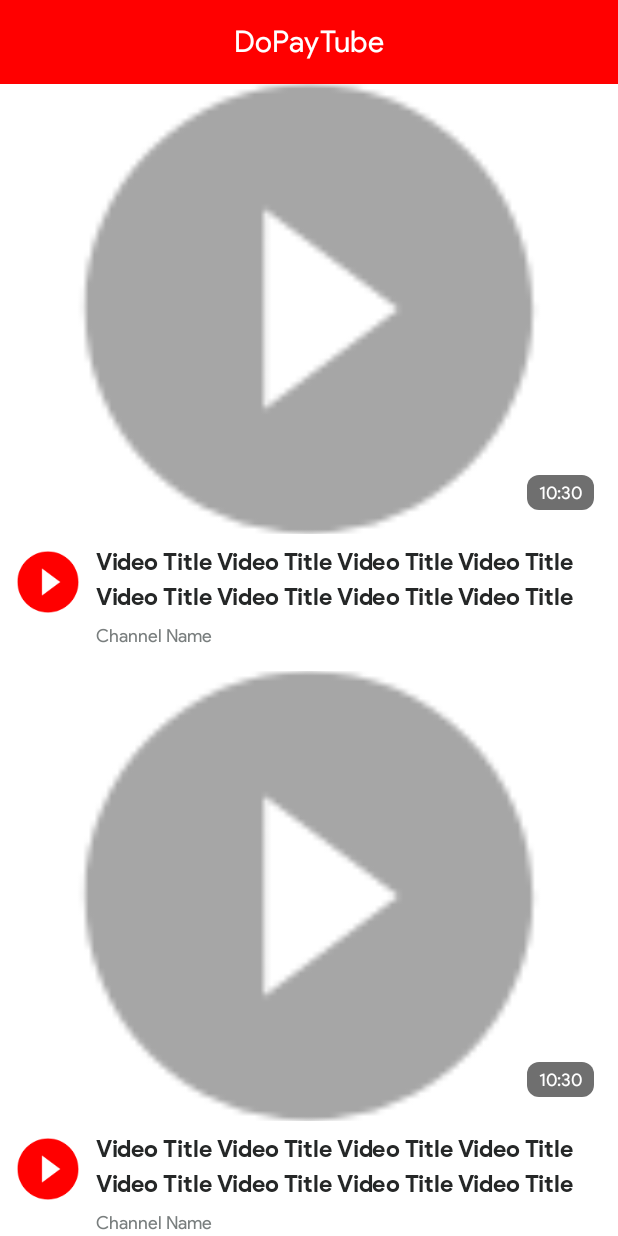
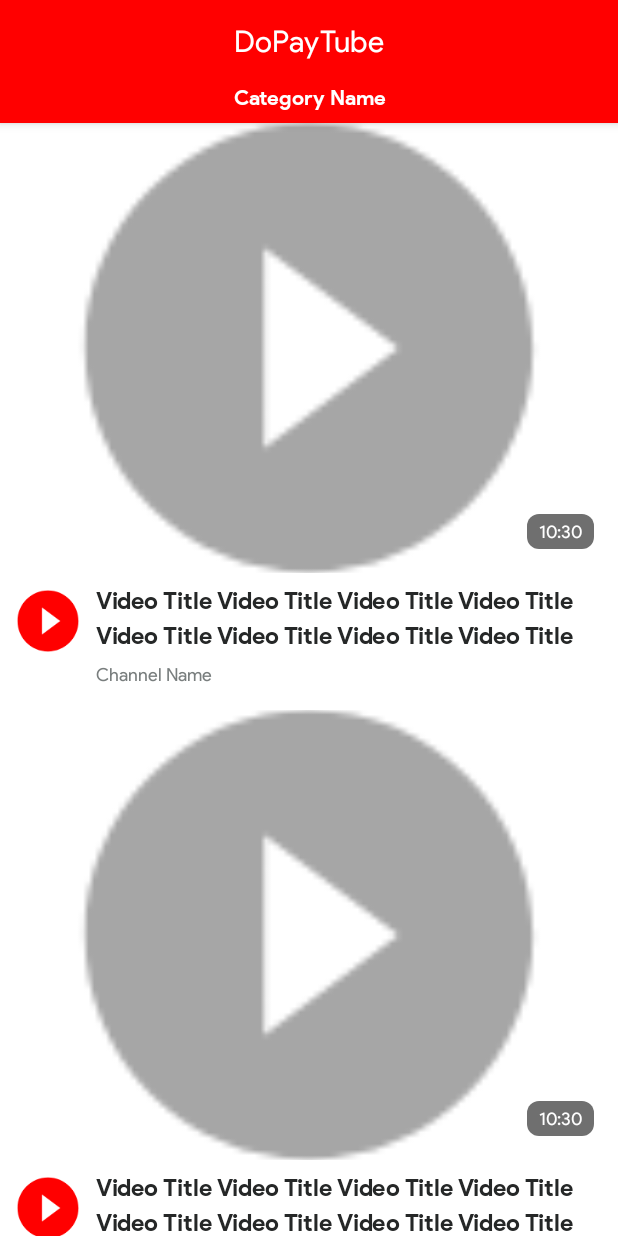
Before and after one commit to RahulSDeshpande/do-play-tube-android, an Android app: the layout fragment_videos.xml on its own in the app's theme, with its tools: preview values and no code run, on a phone screen of 412 x 824 dp. Run offline under Robolectric (Android 15) with nearby library versions, the phone set to English and light mode, and no system bars.

Commit message:
Show tick to the selected category filter & show selected on videos screen

```diff
--- a/app/src/main/java/com/rahulografy/yapodyt/ui/main/activity/MainActivityViewModel.kt
+++ b/app/src/main/java/com/rahulografy/yapodyt/ui/main/activity/MainActivityViewModel.kt
@@ -23,10 +23,8 @@ class MainActivityViewModel
 
     var selectedVideoItem: VideoItem? = null
 
-    fun getVideoCategories(
-        force: Boolean = false,
-        showLoader: Boolean = true
-    ) {
+    fun getVideoCategories(force: Boolean = false) {
+
         if (force || videoCategoryItems.value.isNullOrEmpty()) {
 
             viewModelScope.launch {
@@ -37,6 +35,7 @@ class MainActivityViewModel
                     videoCategoryItems.postValue(
                         if (response.body() != null && items.isNullOrEmpty().not()) {
                             videoCategoryItem = items?.first()
+                            items?.first()?.isChecked = true
                             items
                         } else listOf()
                     )
--- a/app/src/main/java/com/rahulografy/yapodyt/ui/main/videos/fragment/VideosFragment.kt
+++ b/app/src/main/java/com/rahulografy/yapodyt/ui/main/videos/fragment/VideosFragment.kt
@@ -77,6 +77,8 @@ class VideosFragment :
                 lifecycleOwner = this,
                 observer = { videoCategoryItems ->
                     if (videoCategoryItems.isNotNullOrEmpty()) {
+                        vdb.textViewVideosCategory.text =
+                            mainActivityViewModel.videoCategoryItem?.snippet?.title
                         vm.getVideos(
                             force = true,
                             videoCategoryId = getVideoCategoryId()
--- a/app/src/main/res/layout/fragment_videos.xml
+++ b/app/src/main/res/layout/fragment_videos.xml
@@ -49,12 +49,29 @@
                 android:layout_width="match_parent"
                 android:layout_height="match_parent">
 
+                <androidx.appcompat.widget.AppCompatTextView
+                    android:id="@+id/text_view_videos_category"
+                    android:layout_width="match_parent"
+                    android:layout_height="wrap_content"
+                    android:background="@color/colorPrimary"
+                    android:elevation="4dp"
+                    android:ellipsize="end"
+                    android:fontFamily="@font/sans_bold"
+                    android:gravity="center"
+                    android:maxLines="2"
+                    android:paddingBottom="@dimen/space_small"
+                    android:textColor="@color/default_text_color_white"
+                    android:textSize="@dimen/text_small"
+                    app:layout_constraintEnd_toEndOf="parent"
+                    app:layout_constraintTop_toTopOf="parent"
+                    tools:text="Category Name" />
+
                 <androidx.recyclerview.widget.RecyclerView
                     android:id="@+id/recycler_view_videos"
                     android:layout_width="match_parent"
-                    android:layout_height="match_parent"
+                    android:layout_height="0dp"
                     app:layout_constraintBottom_toBottomOf="parent"
-                    app:layout_constraintTop_toTopOf="parent"
+                    app:layout_constraintTop_toBottomOf="@+id/text_view_videos_category"
                     tools:itemCount="3"
                     tools:listitem="@layout/item_video" />
 
```
